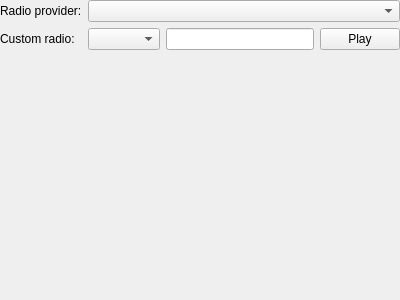
The window that src/plugins/lmp/radiowidget.ui (0xd34df00d/leechcraft) describes before a commit, drawn with Qt 5.
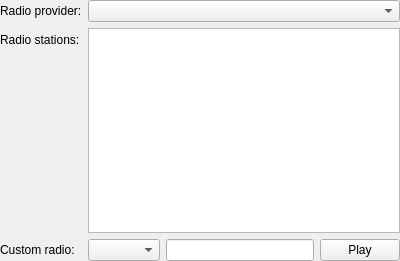
The same window after the commit.

Commit message: LMP: expose predefined radiostations.

What changed in the file:
```diff
--- a/src/plugins/lmp/radiowidget.ui
+++ b/src/plugins/lmp/radiowidget.ui
@@ -7,7 +7,7 @@
     <x>0</x>
     <y>0</y>
     <width>400</width>
-    <height>300</height>
+    <height>261</height>
    </rect>
   </property>
   <property name="windowTitle">
@@ -32,14 +32,14 @@
      <item row="0" column="1">
       <widget class="QComboBox" name="ProviderBox_"/>
      </item>
-     <item row="1" column="0">
+     <item row="3" column="0">
       <widget class="QLabel" name="label">
        <property name="text">
         <string>Custom radio:</string>
        </property>
       </widget>
      </item>
-     <item row="1" column="1">
+     <item row="3" column="1">
       <layout class="QHBoxLayout" name="horizontalLayout">
        <item>
         <widget class="QComboBox" name="StationType_"/>
@@ -56,6 +56,23 @@
        </item>
       </layout>
      </item>
+     <item row="2" column="0">
+      <widget class="QLabel" name="label_3">
+       <property name="text">
+        <string>Radio stations:</string>
+       </property>
+      </widget>
+     </item>
+     <item row="2" column="1">
+      <widget class="QTreeView" name="StationsView_">
+       <property name="rootIsDecorated">
+        <bool>false</bool>
+       </property>
+       <attribute name="headerVisible">
+        <bool>false</bool>
+       </attribute>
+      </widget>
+     </item>
     </layout>
    </item>
   </layout>
```
The commit also changes 2 other files.
